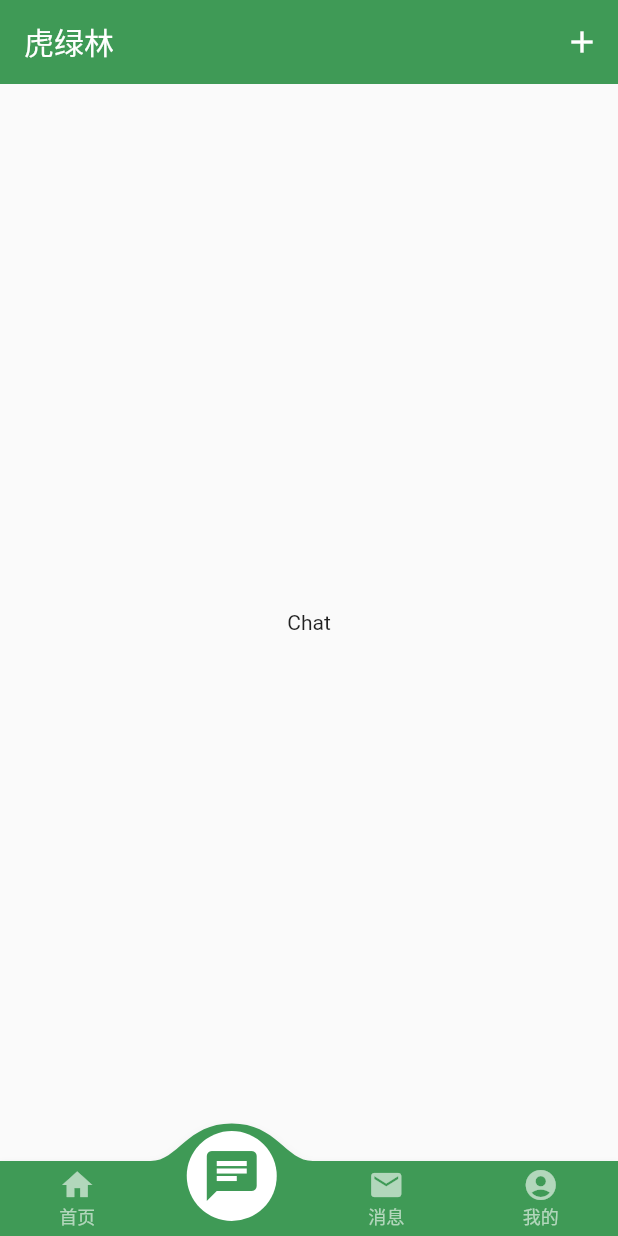
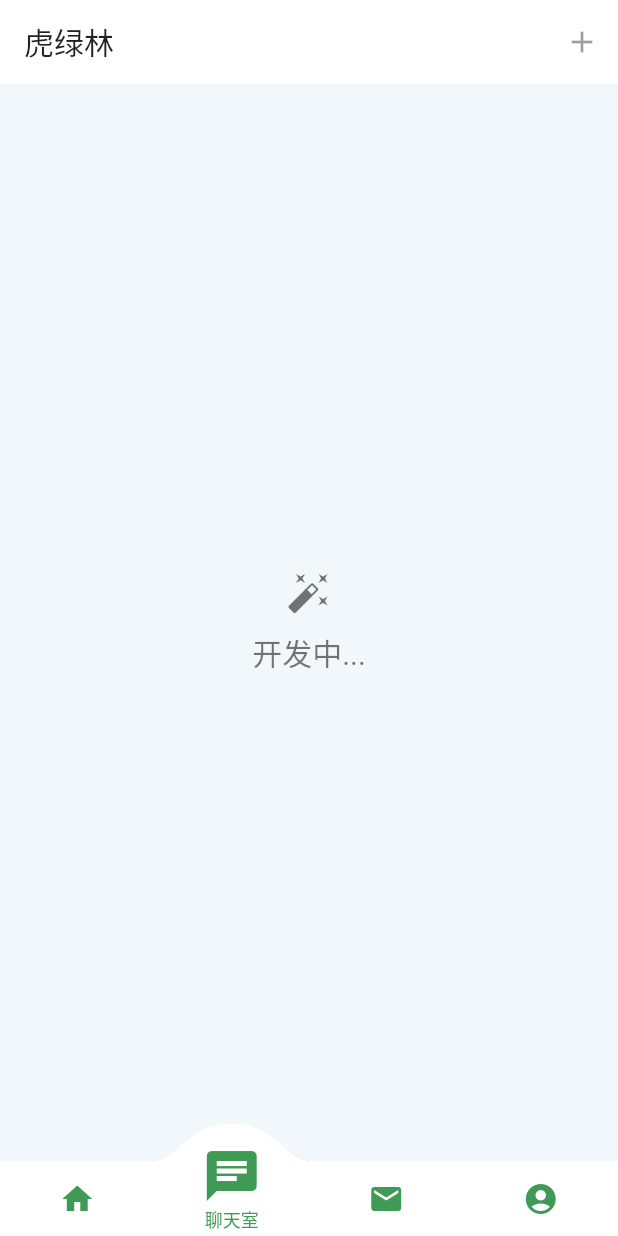
Before and after one commit to wisp-x/hu60, a Flutter app: the screen it shows after launch, swiped to page 2, on a phone screen of 412 x 824 dp. Run offline on Flutter 3.47's test engine with Material 2 defaults, Android fonts, the phone set to English and light mode, and no system bars; drawn by our look-alikes of convex_bottom_bar; our stand-ins replace dio, get, shared_preferences.

Commit message:
:lipstick: 改进 AppBar

```diff
--- a/lib/main.dart
+++ b/lib/main.dart
@@ -12,7 +12,10 @@ void main() {
     home: HomeView(),
     theme: ThemeData(
       brightness: Brightness.light,
-      primaryColor: Color.fromRGBO(63, 154, 86, 1.0),
+      // primaryColor: Color.fromRGBO(63, 154, 86, 1.0),
+      primaryColor: Colors.white,
+      accentColor: Color.fromRGBO(63, 154, 86, 1.0),
+      backgroundColor: Color.fromRGBO(242, 247, 251, 1)
     ),
   ));
 }
--- a/lib/views/chat/chat_view.dart
+++ b/lib/views/chat/chat_view.dart
@@ -18,9 +18,29 @@ class _ChatView extends State<ChatView> with AutomaticKeepAliveClientMixin {
 
   @override
   Widget build(BuildContext context) {
-    return Scaffold(
-      body: Center(
-        child: Text("Chat"),
+    return Theme(
+      data: ThemeData(),
+      child: Scaffold(
+        backgroundColor: Theme.of(context).backgroundColor,
+        body: Center(
+          child: ListView(
+            shrinkWrap: true,
+            children: <Widget>[
+              Icon(
+                Icons.auto_fix_high,
+                size: 30,
+                color: Colors.black54,
+              ),
+              Padding(padding: EdgeInsets.only(top: 10)),
+              Center(
+                child: Text(
+                  "开发中...",
+                  style: TextStyle(fontSize: 20, color: Colors.black54),
+                ),
+              )
+            ],
+          ),
+        ),
       ),
     );
   }
--- a/lib/views/home_view.dart
+++ b/lib/views/home_view.dart
@@ -1,5 +1,4 @@
 import 'package:flutter/material.dart';
-import 'package:get/get.dart';
 import 'package:convex_bottom_bar/convex_bottom_bar.dart';
 import 'package:hu60/views/chat/chat_view.dart';
 import 'package:hu60/views/forum/forum_view.dart';
@@ -33,6 +32,7 @@ class _HomeView extends State<HomeView> with SingleTickerProviderStateMixin {
   @override
   Widget build(context) {
     return Scaffold(
+      backgroundColor: Theme.of(context).backgroundColor,
       appBar: AppBar(
         title: Text("虎绿林"),
         centerTitle: false,
@@ -41,7 +41,6 @@ class _HomeView extends State<HomeView> with SingleTickerProviderStateMixin {
           IconButton(
             icon: Icon(
               Icons.add,
-              color: Colors.white,
             ),
             onPressed: null,
           )
@@ -56,6 +55,9 @@ class _HomeView extends State<HomeView> with SingleTickerProviderStateMixin {
         },
       ),
       bottomNavigationBar: ConvexAppBar(
+        elevation: 0,
+        activeColor: Theme.of(context).accentColor,
+        color: Theme.of(context).accentColor,
         backgroundColor: Theme.of(context).primaryColor,
         key: _appBarKey,
         items: <TabItem>[
@@ -64,7 +66,7 @@ class _HomeView extends State<HomeView> with SingleTickerProviderStateMixin {
           TabItem(icon: Icons.email, title: '消息'),
           TabItem(icon: Icons.account_circle, title: '我的'),
         ],
-        style: TabStyle.reactCircle,
+        style: TabStyle.textIn,
         initialActiveIndex: _index,
         // optional, default as 0
         onTap: (int i) => {_pageController.jumpToPage(i)},
```
Also changed, not shown: lib/views/forum/forum_view.dart (+7 -3 lines), lib/views/message/message_view.dart (+23 -3 lines), lib/views/user/user_view.dart (+23 -3 lines).
